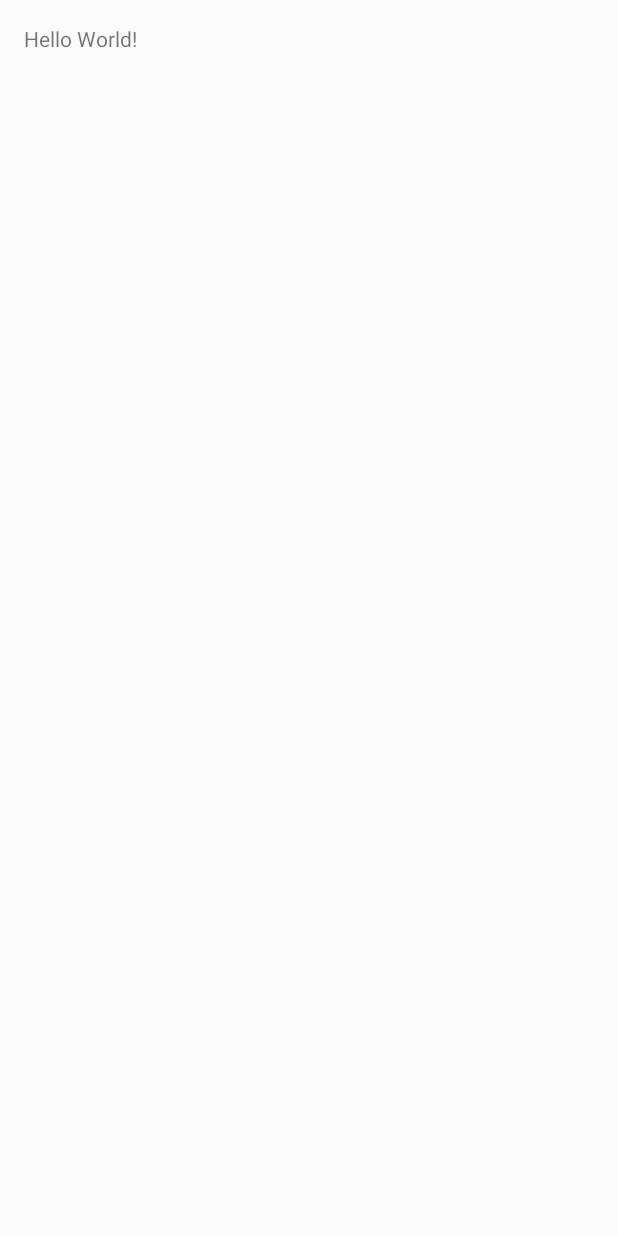
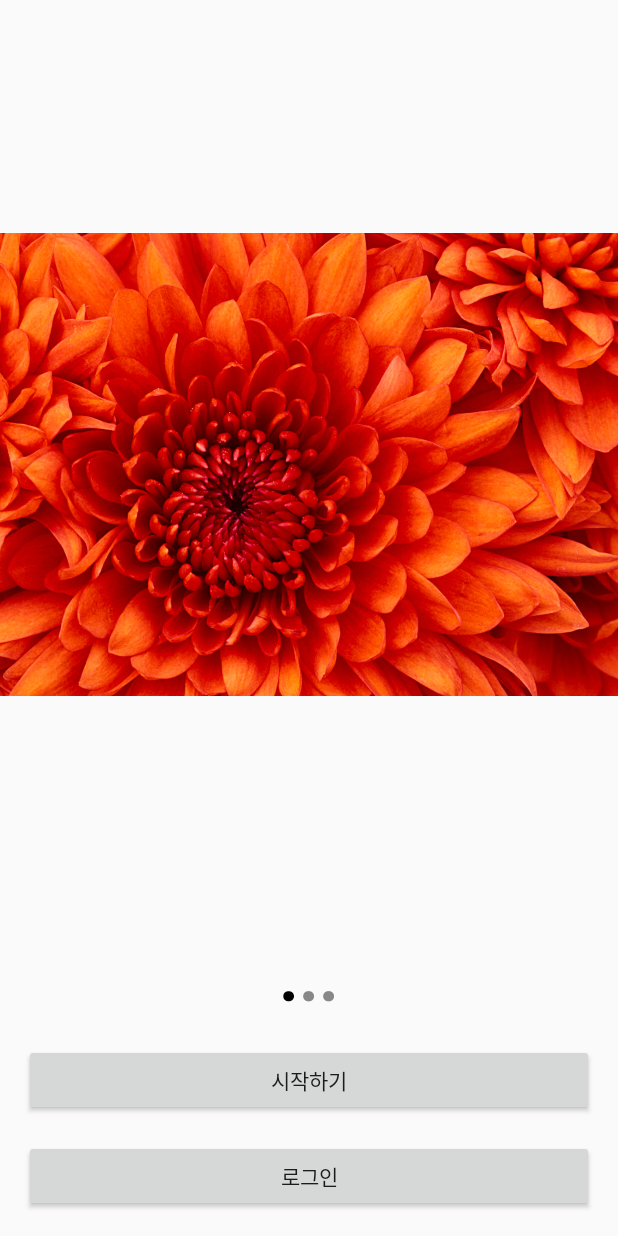
Before and after one commit to Curookie/startupwe-piccle, an Android app: the screen it shows after launch (MainActivity), on a phone screen of 412 x 824 dp. Before the commit the screen is almost empty. Run offline under Robolectric (Android 15) with nearby library versions, the phone set to English and light mode, and no system bars.

Commit message:
FirstMenu 수정

```diff
--- /dev/null
+++ b/app/src/main/java/piccle/startupwe/piccle/ImageAdapter.java
@@ -0,0 +1,51 @@
+package piccle.startupwe.piccle;
+
+import android.content.Context;
+import android.view.View;
+import android.view.ViewGroup;
+import android.widget.BaseAdapter;
+import android.widget.Gallery;
+import android.widget.ImageView;
+
+import piccle.startupwe.piccle.R;
+
+public class ImageAdapter extends BaseAdapter {
+    private Context mContext;
+
+    //array of integers for images IDs
+    private Integer[] mImageIds = {
+            R.drawable.a,
+            R.drawable.b,
+            R.drawable.c
+
+    };
+
+    //constructor
+    public ImageAdapter (Context c){
+        mContext = c;
+    }
+
+    @Override
+    public int getCount() {
+        return mImageIds.length;
+    }
+
+    @Override
+    public Object getItem(int i) {
+        return i;
+    }
+
+    @Override
+    public long getItemId(int i) {
+        return i;
+    }
+
+    @Override
+    public View getView(int i, View view, ViewGroup viewGroup) {
+        ImageView imageView = new ImageView(mContext);
+
+        imageView.setImageResource(mImageIds[i]);
+        imageView.setLayoutParams(new Gallery.LayoutParams(ViewGroup.LayoutParams.FILL_PARENT, ViewGroup.LayoutParams.FILL_PARENT));
+        return imageView;
+    }
+}
--- a/app/src/main/java/piccle/startupwe/piccle/MainActivity.java
+++ b/app/src/main/java/piccle/startupwe/piccle/MainActivity.java
@@ -1,13 +1,70 @@
 package piccle.startupwe.piccle;
 
+import android.graphics.Color;
+import android.graphics.Typeface;
 import android.support.v7.app.AppCompatActivity;
 import android.os.Bundle;
+import android.view.View;
+import android.widget.AdapterView;
+import android.widget.Gallery;
+import android.widget.LinearLayout;
+import android.widget.TextView;
 
 public class MainActivity extends AppCompatActivity {
+    static TextView mDotsText[];
+    private int mDotsCount;
+    private LinearLayout mDotsLayout;
+
 
     @Override
-    protected void onCreate(Bundle savedInstanceState) {
+    public void onCreate(Bundle savedInstanceState)
+    {
         super.onCreate(savedInstanceState);
         setContentView(R.layout.activity_main);
+
+        //here we create the gallery and set our adapter created before
+        Gallery gallery = (Gallery)findViewById(R.id.gallery);
+        gallery.setAdapter(new ImageAdapter(this));
+
+
+        mDotsLayout = (LinearLayout)findViewById(R.id.image_count);
+        //here we count the number of images we have to know how many dots we need
+        mDotsCount = gallery.getAdapter().getCount();
+
+        //here we create the dots
+        //as you can see the dots are nothing but "."  of large size
+        mDotsText = new TextView[mDotsCount];
+
+        //here we set the dots
+        for (int i = 0; i < mDotsCount; i++) {
+            mDotsText[i] = new TextView(this);
+            mDotsText[i].setText(".");
+            mDotsText[i].setTextSize(45);
+            mDotsText[i].setTypeface(null, Typeface.BOLD);
+            mDotsText[i].setTextColor(android.graphics.Color.GRAY);
+            mDotsLayout.addView(mDotsText[i]);
+        }
+
+
+        //when we scroll the images we have to set the dot that corresponds to the image to White and the others
+        //will be Gray
+        gallery.setOnItemSelectedListener(new AdapterView.OnItemSelectedListener() {
+            @Override
+            public void onItemSelected(AdapterView adapterView, View view, int pos, long l) {
+
+                for (int i = 0; i < mDotsCount; i++) {
+                    MainActivity.mDotsText[i]
+                            .setTextColor(Color.GRAY);
+                }
+
+                MainActivity.mDotsText[pos]
+                        .setTextColor(Color.BLACK);
+            }
+
+            @Override
+            public void onNothingSelected(AdapterView adapterView) {
+
+            }
+        });
     }
 }
--- a/app/src/main/res/layout/activity_main.xml
+++ b/app/src/main/res/layout/activity_main.xml
@@ -1,17 +1,53 @@
 <?xml version="1.0" encoding="utf-8"?>
-<RelativeLayout xmlns:android="http://schemas.android.com/apk/res/android"
+<LinearLayout xmlns:android="http://schemas.android.com/apk/res/android"
     xmlns:tools="http://schemas.android.com/tools"
     android:id="@+id/activity_main"
     android:layout_width="match_parent"
     android:layout_height="match_parent"
-    android:paddingBottom="@dimen/activity_vertical_margin"
-    android:paddingLeft="@dimen/activity_horizontal_margin"
-    android:paddingRight="@dimen/activity_horizontal_margin"
-    android:paddingTop="@dimen/activity_vertical_margin"
-    tools:context="piccle.startupwe.piccle.MainActivity">
+    tools:context="piccle.startupwe.piccle.MainActivity"
+    android:orientation="vertical"
+    android:padding="0dp">
 
-    <TextView
-        android:layout_width="wrap_content"
+    <FrameLayout
+        android:layout_width="match_parent"
         android:layout_height="wrap_content"
-        android:text="Hello World!" />
-</RelativeLayout>
+        android:layout_weight="1">
+
+        <!-- This is the Gallery -->
+
+
+        <Gallery xmlns:android="http://schemas.android.com/apk/res/android"
+            android:id="@+id/gallery"
+            android:layout_width="fill_parent"
+            android:layout_height="wrap_content" />
+
+        <!-- This LinearLayout if for the dots -->
+
+
+    </FrameLayout>
+
+    <LinearLayout android:id="@+id/image_count"
+        android:layout_width="match_parent"
+        android:layout_height="wrap_content"
+        android:orientation="horizontal"
+        android:gravity="center"
+        android:background="#00000000">
+    </LinearLayout>
+
+    <Button
+        android:text="시작하기"
+        android:layout_width="match_parent"
+        android:layout_height="wrap_content"
+        android:id="@+id/btnStart"
+        android:layout_margin="@dimen/activity_vertical_margin"/>
+
+    <Button
+        android:text="로그인"
+        android:layout_width="match_parent"
+        android:layout_height="wrap_content"
+        android:layout_marginLeft="@dimen/activity_vertical_margin"
+        android:layout_marginRight="@dimen/activity_vertical_margin"
+        android:layout_marginBottom="@dimen/activity_vertical_margin"
+        android:id="@+id/btnLogin" />
+
+</LinearLayout>
```
Also changed, not shown: app/src/main/res/drawable/a.jpg (added), app/src/main/res/drawable/b.jpg (added), app/src/main/res/drawable/c.jpg (added).
